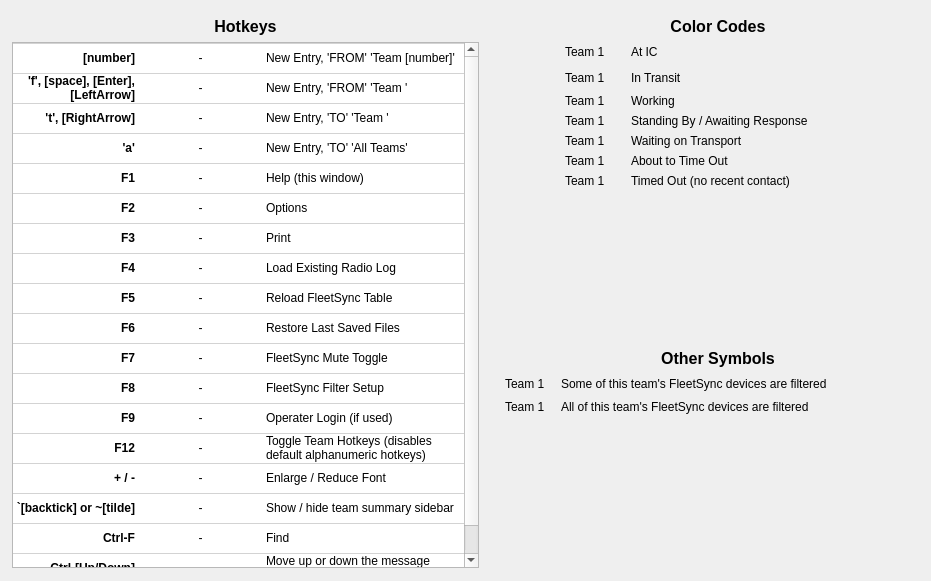
First picture: the form in designer/help.ui, repository ncssar/radiolog, before the edit.
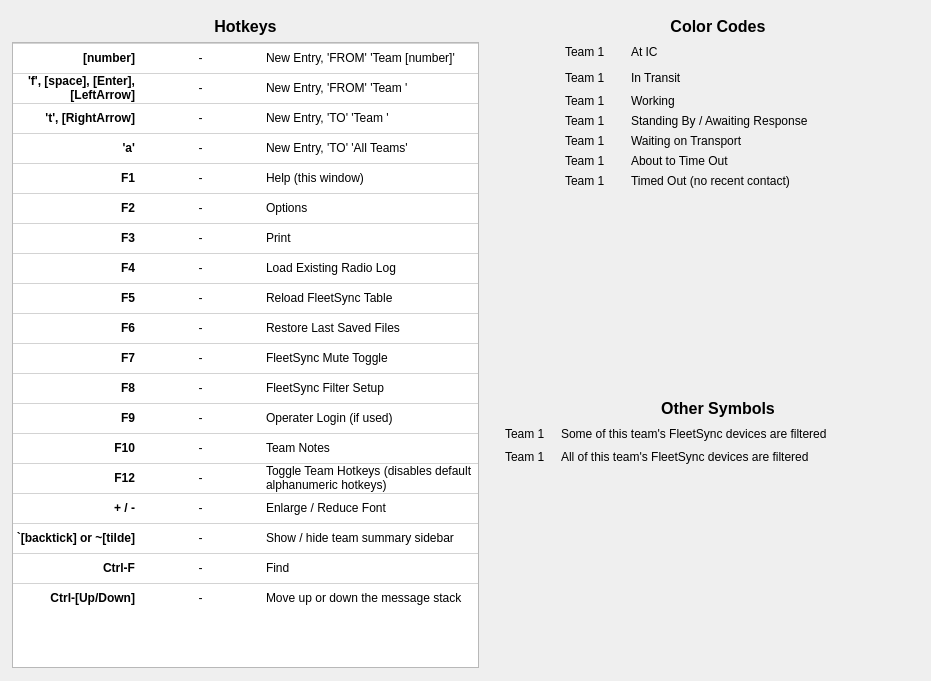
Second picture: the form after the edit.

```diff
--- a/designer/help.ui
+++ b/designer/help.ui
@@ -10,7 +10,7 @@
     <x>0</x>
     <y>0</y>
     <width>931</width>
-    <height>581</height>
+    <height>681</height>
    </rect>
   </property>
   <property name="sizePolicy">
@@ -31,7 +31,7 @@
      <x>12</x>
      <y>17</y>
      <width>939</width>
-     <height>551</height>
+     <height>651</height>
     </rect>
    </property>
    <layout class="QHBoxLayout" name="horizontalLayout_3">
@@ -61,7 +61,7 @@
          <bool>true</bool>
         </property>
         <property name="sizePolicy">
-         <sizepolicy hsizetype="Expanding" vsizetype="Expanding">
+         <sizepolicy hsizetype="Expanding" vsizetype="MinimumExpanding">
           <horstretch>0</horstretch>
           <verstretch>0</verstretch>
          </sizepolicy>
@@ -212,6 +212,11 @@
           <string>New Row</string>
          </property>
         </row>
+        <row>
+         <property name="text">
+          <string>New Row</string>
+         </property>
+        </row>
         <row>
          <property name="text">
           <string>F12</string>
@@ -706,10 +711,11 @@
         </item>
         <item row="13" column="0">
          <property name="text">
-          <string>F12</string>
+          <string>F10</string>
          </property>
          <property name="font">
           <font>
+           <family>MS Shell Dlg 2</family>
            <pointsize>9</pointsize>
            <weight>75</weight>
            <bold>true</bold>
@@ -729,7 +735,7 @@
         </item>
         <item row="13" column="2">
          <property name="text">
-          <string>Toggle Team Hotkeys (disables default alphanumeric hotkeys)</string>
+          <string>Team Notes</string>
          </property>
          <property name="font">
           <font>
@@ -740,7 +746,7 @@
         </item>
         <item row="14" column="0">
          <property name="text">
-          <string>+ / -</string>
+          <string>F12</string>
          </property>
          <property name="font">
           <font>
@@ -763,7 +769,7 @@
         </item>
         <item row="14" column="2">
          <property name="text">
-          <string>Enlarge / Reduce Font</string>
+          <string>Toggle Team Hotkeys (disables default alphanumeric hotkeys)</string>
          </property>
          <property name="font">
           <font>
@@ -774,11 +780,10 @@
         </item>
         <item row="15" column="0">
          <property name="text">
-          <string>`[backtick] or ~[tilde]</string>
+          <string>+ / -</string>
          </property>
          <property name="font">
           <font>
-           <family>MS Shell Dlg 2</family>
            <pointsize>9</pointsize>
            <weight>75</weight>
            <bold>true</bold>
@@ -798,7 +803,7 @@
         </item>
         <item row="15" column="2">
          <property name="text">
-          <string>Show / hide team summary sidebar</string>
+          <string>Enlarge / Reduce Font</string>
          </property>
          <property name="font">
           <font>
@@ -809,7 +814,7 @@
         </item>
         <item row="16" column="0">
          <property name="text">
-          <string>Ctrl-F</string>
+          <string>`[backtick] or ~[tilde]</string>
          </property>
          <property name="font">
           <font>
@@ -833,20 +838,22 @@
         </item>
         <item row="16" column="2">
          <property name="text">
-          <string>Find</string>
+          <string>Show / hide team summary sidebar</string>
          </property>
          <property name="font">
           <font>
+           <family>Segoe UI</family>
            <pointsize>9</pointsize>
           </font>
          </property>
         </item>
         <item row="17" column="0">
          <property name="text">
-          <string>Ctrl-[Up/Down]</string>
+          <string>Ctrl-F</string>
          </property>
          <property name="font">
           <font>
+           <family>MS Shell Dlg 2</family>
            <pointsize>9</pointsize>
            <weight>75</weight>
            <bold>true</bold>
@@ -865,6 +872,39 @@
          </property>
         </item>
         <item row="17" column="2">
+         <property name="text">
+          <string>Find</string>
+         </property>
+         <property name="font">
+          <font>
+           <pointsize>9</pointsize>
+          </font>
+         </property>
+        </item>
+        <item row="18" column="0">
+         <property name="text">
+          <string>Ctrl-[Up/Down]</string>
+         </property>
+         <property name="font">
+          <font>
+           <pointsize>9</pointsize>
+           <weight>75</weight>
+           <bold>true</bold>
+          </font>
+         </property>
+         <property name="textAlignment">
+          <set>AlignTrailing|AlignVCenter</set>
+         </property>
+        </item>
+        <item row="18" column="1">
+         <property name="text">
+          <string>-</string>
+         </property>
+         <property name="textAlignment">
+          <set>AlignCenter</set>
+         </property>
+        </item>
+        <item row="18" column="2">
          <property name="text">
           <string>Move up or down the message stack</string>
          </property>
```
